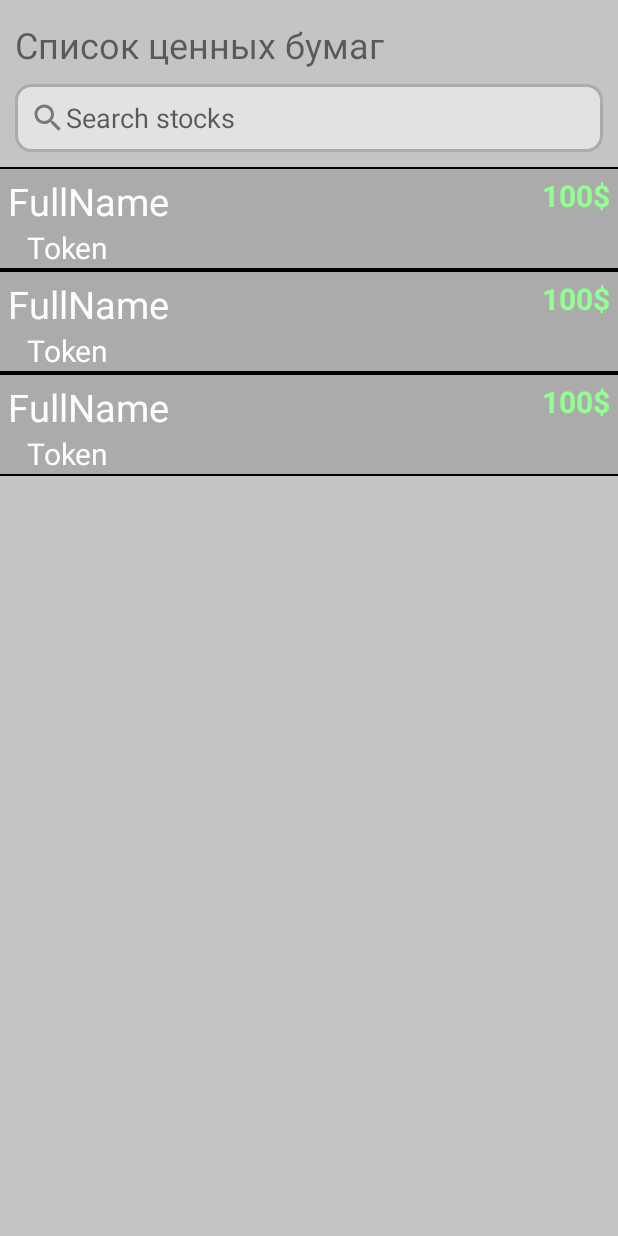
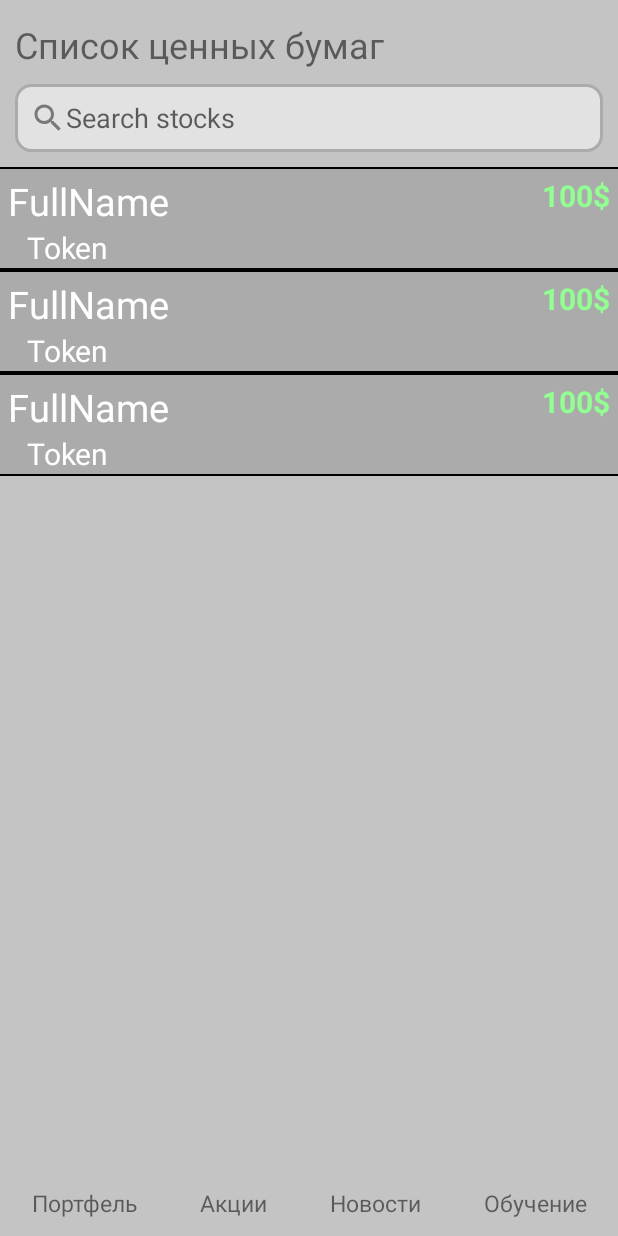
Before and after one commit to EnderSim/investment_app, an Android app: the layout activity_search.xml on its own in the app's theme, with its tools: preview values and no code run, on a phone screen of 412 x 824 dp. Run offline under Robolectric (Android 15) with nearby library versions, the phone set to English and light mode, and no system bars.

Commit message:
Second version of Search Stocks (+ Design of bottom buttons)

```diff
--- a/app/src/main/java/com/example/investment_app/SearchActivity.kt
+++ b/app/src/main/java/com/example/investment_app/SearchActivity.kt
@@ -5,7 +5,6 @@ import android.text.Editable
 import android.text.TextWatcher
 import android.util.Log
 import android.widget.EditText
-import androidx.appcompat.widget.SearchView
 import androidx.appcompat.app.AppCompatActivity
 import androidx.recyclerview.widget.LinearLayoutManager
 import androidx.recyclerview.widget.RecyclerView
--- a/app/src/main/java/com/example/investment_app/search_stocks/StockAdapter.kt
+++ b/app/src/main/java/com/example/investment_app/search_stocks/StockAdapter.kt
@@ -41,7 +41,7 @@ class StockAdapter(
         holder.stockFullName.text = stocks[position].fullName
 
         holder.stockName.text = stocks[position].symbol
-        holder.stockPrice.text = String.format("%.2f", stocks[position].price)
+        holder.stockPrice.text = String.format("%.2f", stocks[position].price)+"$"
 
         holder.stockItem.setOnClickListener {
             val text = holder.stockName.text.toString()
--- a/app/src/main/res/layout/activity_search.xml
+++ b/app/src/main/res/layout/activity_search.xml
@@ -12,7 +12,7 @@
         android:layout_width="0dp"
         android:layout_height="0dp"
         android:layout_marginTop="10dp"
-        app:layout_constraintBottom_toBottomOf="parent"
+        app:layout_constraintBottom_toTopOf="@+id/linearLayout"
         app:layout_constraintEnd_toEndOf="parent"
         app:layout_constraintStart_toStartOf="parent"
         app:layout_constraintTop_toBottomOf="@+id/sv_search"
@@ -46,4 +46,58 @@
         app:layout_constraintStart_toStartOf="parent"
         app:layout_constraintTop_toBottomOf="@+id/textView2" />
 
+    <LinearLayout
+        android:id="@+id/linearLayout"
+        android:layout_width="match_parent"
+        android:layout_height="wrap_content"
+        android:layout_marginBottom="1dp"
+        android:orientation="horizontal"
+        app:layout_constraintBottom_toBottomOf="parent"
+        tools:layout_editor_absoluteX="1dp">
+
+        <TextView
+            android:id="@+id/sa_portfolio"
+            android:layout_width="wrap_content"
+            android:layout_height="wrap_content"
+            android:layout_weight="1"
+            android:gravity="center"
+            android:textSize="15sp"
+            android:paddingHorizontal="5dp"
+            android:paddingVertical="10dp"
+            android:text="Портфель" />
+
+        <TextView
+            android:id="@+id/sa_action"
+            android:layout_width="wrap_content"
+            android:layout_height="wrap_content"
+            android:layout_weight="1"
+            android:gravity="center"
+            android:textSize="15sp"
+            android:paddingHorizontal="5dp"
+            android:paddingVertical="10dp"
+            android:text="Акции" />
+
+        <TextView
+            android:id="@+id/sa_news"
+            android:layout_width="wrap_content"
+            android:layout_height="wrap_content"
+            android:layout_weight="1"
+            android:gravity="center"
+            android:textSize="15sp"
+            android:paddingHorizontal="5dp"
+            android:paddingVertical="10dp"
+            android:text="Новости" />
+
+        <TextView
+            android:id="@+id/sa_education"
+            android:layout_width="wrap_content"
+            android:layout_height="wrap_content"
+            android:layout_weight="1"
+            android:gravity="center"
+            android:textSize="15sp"
+            android:paddingHorizontal="5dp"
+            android:paddingVertical="10dp"
+            android:text="Обучение" />
+    </LinearLayout>
+
 </androidx.constraintlayout.widget.ConstraintLayout>
```
